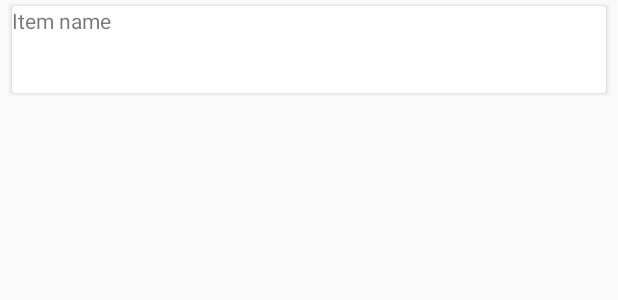
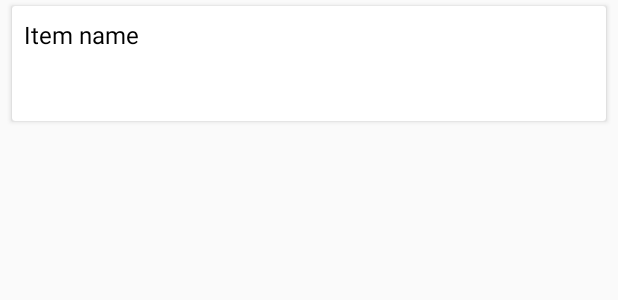
Before and after one commit to christophereluc/ffxiv-node-timer, an Android app: the layout card_item.xml on its own in the app's theme, with its tools: preview values and no code run, on a phone screen of 412 x 824 dp. Shown: the top 300 px of the screen. Run offline under Robolectric (Android 15) with nearby library versions, the light colour scheme and no system bars.

Commit message:
Added dialog to list item clicks, added dialog layout, styled list items

```diff
--- a/app/build.gradle
+++ b/app/build.gradle
@@ -31,7 +31,7 @@ dependencies {
     compile 'com.android.support:appcompat-v7:24.0.0'
     compile 'com.android.support:design:24.0.0'
     compile 'com.android.support:recyclerview-v7:24.0.0'
-    compile 'com.android.support:cardview-v7:23.0.0'
+    compile 'com.android.support:cardview-v7:24.0.0'
     compile 'com.google.firebase:firebase-ads:9.2.0'
 
 }
--- a/app/src/main/res/layout/card_item.xml
+++ b/app/src/main/res/layout/card_item.xml
@@ -1,5 +1,5 @@
 <?xml version="1.0" encoding="utf-8"?>
-<layout>
+<layout xmlns:android="http://schemas.android.com/apk/res/android">
 
     <data>
 
@@ -9,7 +9,6 @@
     </data>
 
     <android.support.v7.widget.CardView
-        xmlns:android="http://schemas.android.com/apk/res/android"
         xmlns:tools="http://schemas.android.com/tools"
         android:layout_width="match_parent"
         android:layout_height="wrap_content"
@@ -22,13 +21,16 @@
         <RelativeLayout
             android:layout_width="match_parent"
             android:layout_height="wrap_content"
-            android:orientation="horizontal">
+            android:orientation="horizontal"
+            android:padding="8dp">
 
             <TextView
                 android:id="@+id/name"
                 android:layout_width="wrap_content"
                 android:layout_height="wrap_content"
                 android:text="@{item.name}"
+                android:textColor="@color/black"
+                android:textSize="16sp"
                 tools:text="Item name"/>
 
             <TextView
@@ -36,6 +38,7 @@
                 android:layout_width="wrap_content"
                 android:layout_height="wrap_content"
                 android:layout_below="@id/name"
+                android:textSize="14sp"
                 android:text="@{item.formattedZoneCoord}"/>
 
             <TextView
@@ -43,6 +46,7 @@
                 android:layout_width="wrap_content"
                 android:layout_height="wrap_content"
                 android:layout_below="@id/zone"
+                android:textSize="14sp"
                 android:text="@{String.valueOf(item.slot)}"/>
 
             <TextView
@@ -52,6 +56,8 @@
                 android:layout_alignParentEnd="true"
                 android:layout_toEndOf="@id/name"
                 android:gravity="right"
+                android:textColor="@color/colorPrimaryDark"
+                android:textSize="16sp"
                 android:text="@{item.time}"/>
 
         </RelativeLayout>
--- a/app/src/main/res/values/colors.xml
+++ b/app/src/main/res/values/colors.xml
@@ -3,4 +3,5 @@
     <color name="colorPrimary">#3F51B5</color>
     <color name="colorPrimaryDark">#303F9F</color>
     <color name="colorAccent">#FF4081</color>
+    <color name="black">#000000</color>
 </resources>
--- a/app/src/main/res/values/strings.xml
+++ b/app/src/main/res/values/strings.xml
@@ -3,4 +3,8 @@
     <string name="action_settings">Settings</string>
     <string name="banner_ad_unit_id">ca-app-pub-3940256099942544/6300978111</string>
     <string name="current_time">Current Time:</string>
+    <string name="dialog_set_alarm">Set an alarm for this item?</string>
+    <string name="set_alarm">Yes</string>
+    <string name="cancel">Cancel</string>
+    <string name="alarm_hint">How long?</string>
 </resources>
```
Also changed, not shown: app/src/main/java/com/rayluc/ffxivnodetimer/activity/AlarmDialogFragment.java (added, +41 -0 lines), app/src/main/java/com/rayluc/ffxivnodetimer/activity/ItemListActivity.java (+9 -1 lines), app/src/main/res/layout/dialog_set_alarm.xml (added, +16 -0 lines).
